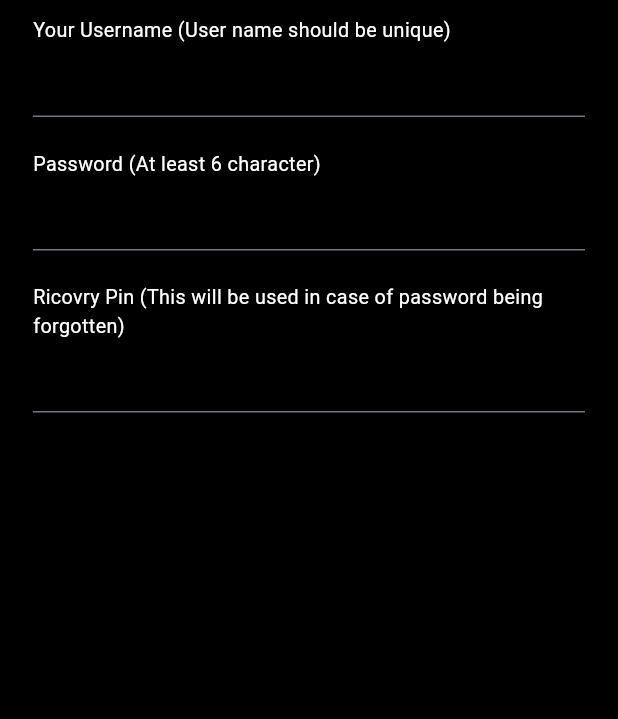
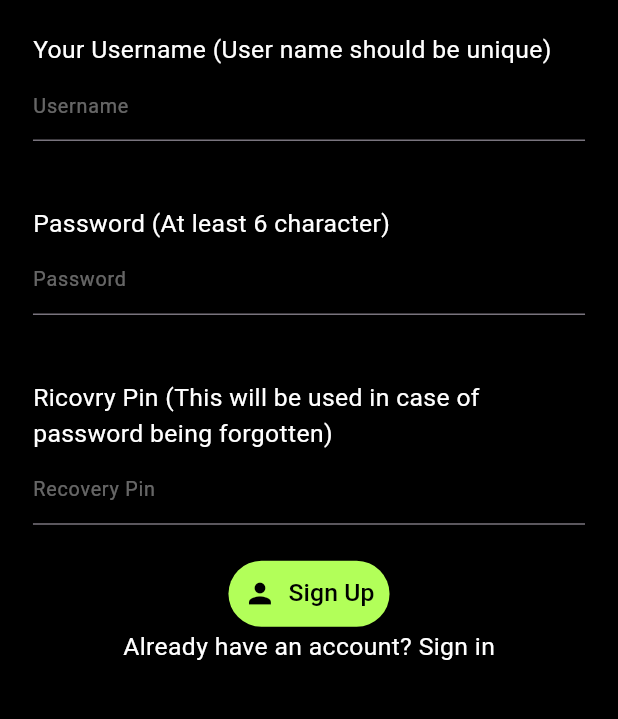
Before and after one commit to fahimmahmud618/Taskify, a Flutter app: the screen it shows after launch, on a phone screen of 412 x 824 dp, the part 105-824 px from its top. Run offline on Flutter 3.47's test engine with Material 3 defaults, Android fonts, the phone set to English and light mode, and no system bars; accounts and stored records are empty.

Commit message:
sign in and sign up page frontend completed

```diff
--- a/lib/main.dart
+++ b/lib/main.dart
@@ -26,6 +26,8 @@ void main() {
         backgroundColor: Colors.lightGreenAccent
       )
     ),
-    home: LeadingPage(),
+    home: SafeArea(
+      child: LeadingPage(),
+    ),
   ));
 }
--- a/lib/pages/add_task_page.dart
+++ b/lib/pages/add_task_page.dart
@@ -24,8 +24,8 @@ class _AddTaskState extends State<AddTask> {
           children: [
             TaskifyNameplate(context),
             Text("Add a New Task", style: headingStyle(context)),
-            InputTextWidget("Add Title", taskTitle, context),
-            InputTextWidget("Add Description", taskDescription, context),
+            InputTextWidget("Add Title", "Your title here", taskTitle, context),
+            InputTextWidget("Add Description","Your description here", taskDescription, context),
             TextButton.icon(
               onPressed: () {
                 widget.addToDoItem(taskTitle.text, taskDescription.text);
--- a/lib/pages/sign_up.dart
+++ b/lib/pages/sign_up.dart
@@ -3,6 +3,7 @@ import 'package:flutter/material.dart';
 import 'package:taskify/widgets/taskify_nameplate.dart';
 import 'package:taskify/styles.dart';
 import 'package:taskify/widgets/input_widget.dart';
+import 'package:taskify/pages/sign_in.dart';
 
 class SignUp extends StatefulWidget {
   const SignUp({super.key});
@@ -23,9 +24,23 @@ class _SignUpState extends State<SignUp> {
           children: [
             TaskifyNameplate(context),
             Text("Sign up in Taskify", style: headingStyle(context)),
-            InputTextWidget("Your Username (User name should be unique)", usernameController, context),
-            InputTextWidget("Password (At least 6 character)", passwordController, context),
-            InputTextWidget("Ricovry Pin (This will be used in case of password being forgotten)", recoveryPinController, context),
+            InputTextWidget("Your Username (User name should be unique)", "Username",usernameController, context),
+            InputTextWidget("Password (At least 6 character)", "Password", passwordController, context),
+            InputTextWidget("Ricovry Pin (This will be used in case of password being forgotten)", "Recovery Pin",recoveryPinController, context),
+            TextButton.icon(
+              onPressed: () {
+
+              },
+              icon: Icon(Icons.person, size: 20 * get_scale_factor(context)),
+              label: Text("Sign Up", style: normalTextStyle(context)),
+            ),
+            InkWell(
+              onTap: (){
+                print("sign in pressed");
+                Navigator.push(context, MaterialPageRoute(builder: (context) => SignIn()));
+              },
+              child: Text("Already have an account? Sign in", style: normalTextStyle(context)),
+            ),
           ],
         ),
       ),
--- a/lib/widgets/input_widget.dart
+++ b/lib/widgets/input_widget.dart
@@ -2,17 +2,19 @@ import 'package:flutter/cupertino.dart';
 import 'package:flutter/material.dart';
 import 'package:taskify/styles.dart';
 
-Widget InputTextWidget(String heading, TextEditingController textEditingController, BuildContext context) {
-  double screenWidth = MediaQuery.of(context).size.width;
-  double scaleFactor = screenWidth / 375.0;
+Widget InputTextWidget(String heading, String hintText, TextEditingController textEditingController, BuildContext context) {
   return Container(
-    margin: EdgeInsets.fromLTRB(20*scaleFactor, 10*scaleFactor, 20*scaleFactor, 10*scaleFactor),
+    margin: EdgeInsets.fromLTRB(20*get_scale_factor(context), 20*get_scale_factor(context), 20*get_scale_factor(context), 20*get_scale_factor(context)),
     child: Column(
       crossAxisAlignment: CrossAxisAlignment.start,
       children: [
         Text(heading, style: normalTextStyle(context)),
         TextField(
           controller: textEditingController,
+          decoration: InputDecoration(
+            hintText: hintText,
+            hintStyle: hintTextStyle(context),
+          ),
         ),
       ],
     ),
```
Also changed, not shown: lib/pages/sign_in.dart (+48 -0 lines), lib/styles.dart (+12 -0 lines).
